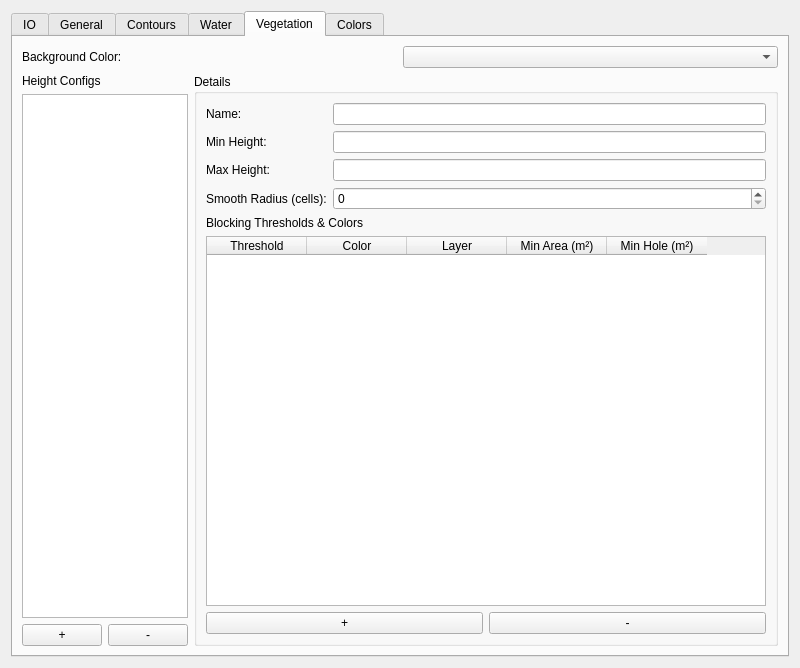
Before: the Qt Designer form src/gui/config_editor.ui in Trailblaze-Software/Blaze, drawn with Qt 5.
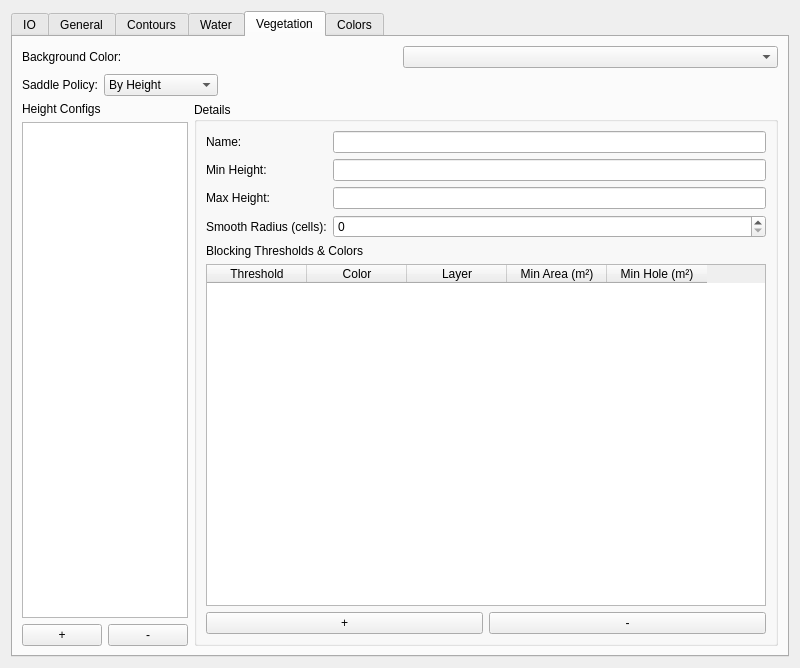
After: the same form once the commit is applied. The open tabs and pages were chosen to show the change.

Diff of the .ui file:
```diff
--- a/src/gui/config_editor.ui
+++ b/src/gui/config_editor.ui
@@ -854,6 +854,39 @@
          </item>
         </layout>
        </item>
+       <item>
+        <layout class="QHBoxLayout" name="horizontalLayout_VegeSaddle">
+         <item>
+          <widget class="QLabel" name="label_vege_saddle">
+           <property name="text">
+            <string>Saddle Policy:</string>
+           </property>
+          </widget>
+         </item>
+         <item>
+          <widget class="QComboBox" name="vege_saddle_policy_combo">
+           <property name="editable">
+            <bool>false</bool>
+           </property>
+           <item>
+            <property name="text"><string>By Height</string></property>
+           </item>
+           <item>
+            <property name="text"><string>Always Inside</string></property>
+           </item>
+           <item>
+            <property name="text"><string>Always Outside</string></property>
+           </item>
+          </widget>
+         </item>
+         <item>
+          <spacer name="horizontalSpacer_VegeSaddle">
+           <property name="orientation"><enum>Qt::Horizontal</enum></property>
+           <property name="sizeHint" stdset="0"><size><width>40</width><height>20</height></size></property>
+          </spacer>
+         </item>
+        </layout>
+       </item>
        <item>
         <layout class="QHBoxLayout" name="horizontalLayout_VegeMain" stretch="1,5">
          <item>
```
